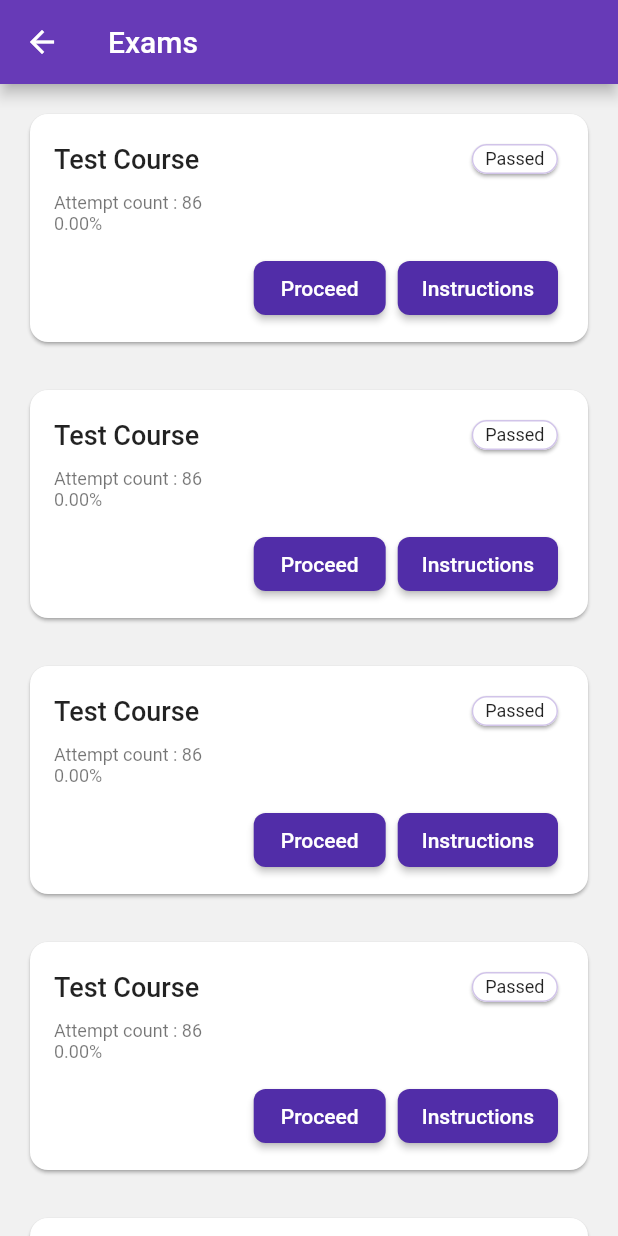
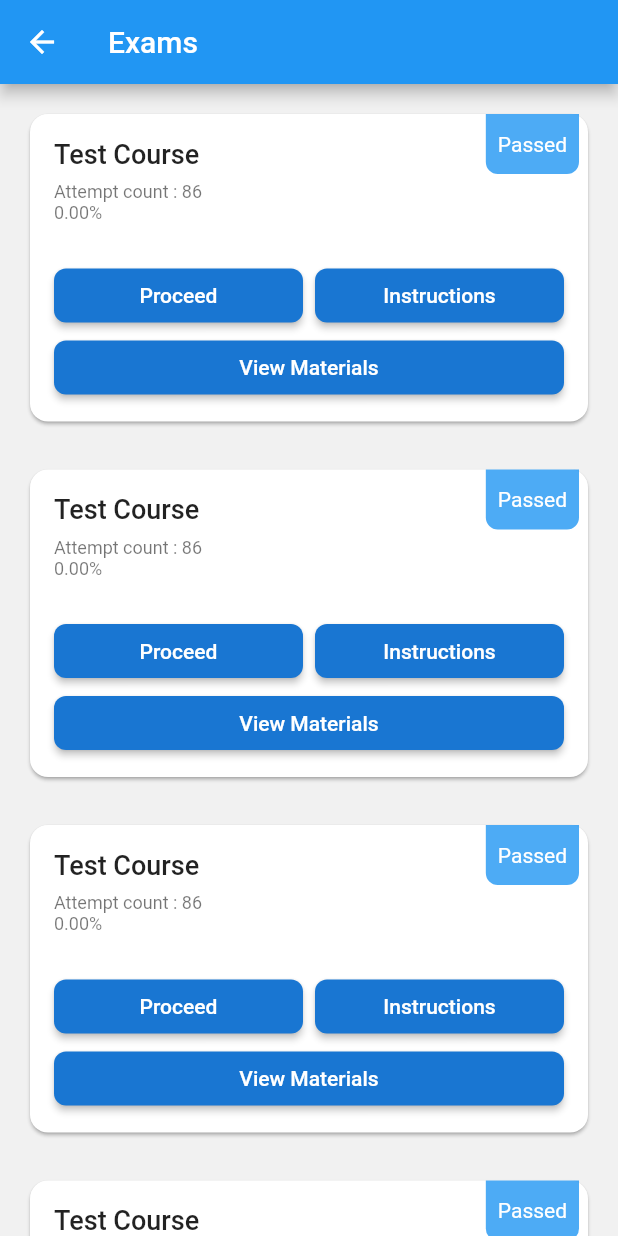
Before and after one commit to logblythe/hr_max, a Flutter app: the ExamsScreen screen opened by its route, on a phone screen of 412 x 824 dp. Run offline on Flutter 3.47's test engine with Material 2 defaults, Android fonts, the phone set to English and light mode, and no system bars; our stand-ins replace charts_flutter; missing offline and left inert: pdf_flutter.

```diff
--- a/lib/main.dart
+++ b/lib/main.dart
@@ -17,13 +17,13 @@ class MyApp extends StatelessWidget {
       providers: providers,
       child: MaterialApp(
         title: APP_TITLE,
-        theme: ThemeData(
+       /* theme: ThemeData(
           accentColor: Color(0xFF512DA8),
           primaryColorDark: Color(0xFF512DA8),
           primaryColorLight: Color(0xFFD1C4E9),
           primaryColor: Color(0xFF673AB7),
 //          accentColor: Color(0xFFE040FB),
-        ),
+        ),*/
         home: LoginScreen(),
         onGenerateRoute: (settings) => Router.generateRoute(settings),
         navigatorKey: navigatorKey,
--- a/lib/ui/screens/exam/widgets/exam_card.dart
+++ b/lib/ui/screens/exam/widgets/exam_card.dart
@@ -1,4 +1,5 @@
 import 'package:flutter/material.dart';
+import 'package:flutter/rendering.dart';
 import 'package:hrmax/core/constants/constants.dart';
 import 'package:hrmax/ui/widgets/button.dart';
 
@@ -6,12 +7,16 @@ class ExamCard extends StatelessWidget {
   final int index;
   final Function onProcess;
   final Function onInstructions;
+  final Function onViewMaterials;
 
-  ExamCard({this.index, this.onProcess,this.onInstructions});
+  ExamCard(
+      {this.index, this.onProcess, this.onInstructions, this.onViewMaterials});
 
   @override
   Widget build(BuildContext context) {
-    return Container(
+    return Stack(
+      children: <Widget>[
+        Container(
           margin: EdgeInsets.only(bottom: 8, left: 16, right: 16, top: 16),
           child: Card(
             shape: RoundedRectangleBorder(
@@ -30,61 +35,74 @@ class ExamCard extends StatelessWidget {
                       children: <Widget>[
                         Text(
                           "Test Course",
-                      style:
-                          TextStyle(fontSize: 18, fontWeight: FontWeight.w500),
+                          style: TextStyle(
+                              fontSize: 18, fontWeight: FontWeight.w500),
                         ),
-                    Card(
-                      shape: RoundedRectangleBorder(
-                        borderRadius: BorderRadius.circular(32),
-                      ),
-                      shadowColor: Colors.grey,
-                      child: Container(
-                        padding:
-                            EdgeInsets.symmetric(vertical: 2, horizontal: 8),
-                        decoration: BoxDecoration(
-                            border: Border.all(
-                                color: Theme.of(context).primaryColorLight),
-                            borderRadius: BorderRadius.circular(16)),
-                        child: Text(
-                          "Passed",
-                          style: TextStyle(fontSize: 12),
-                        ),
-                      ),
-                    )
                       ],
                     ),
                   ),
                   Text("Attempt count : 86 ",
                       style: Theme.of(context).textTheme.caption),
                   Text("0.00%", style: Theme.of(context).textTheme.caption),
-              Container(
-                margin: EdgeInsets.only(top: 12, bottom: 12),
-                child: Row(
-                  mainAxisAlignment: MainAxisAlignment.end,
+                  SizedBox(height: 24),
+                  Row(
+                    mainAxisAlignment: MainAxisAlignment.spaceEvenly,
                     children: <Widget>[
-                    Padding(
-                      padding: const EdgeInsets.symmetric(horizontal: 4),
+                      Flexible(
+                        flex:1,
+                        child: Container(
+                          width: double.infinity,
                           child: Button(
                             label: Proceed,
                             onPressed: onProcess,
                           ),
                         ),
-                    Padding(
-                      padding: const EdgeInsets.symmetric(
-                        horizontal: 4,
                       ),
+                      SizedBox(width: 8),
+                      Flexible(
+                        flex: 1,
+                        child: Container(
+                          width: double.infinity,
                           child: Button(
                             label: Instructions,
-                        onPressed:onInstructions,
+                            onPressed: onInstructions,
+                          ),
                         ),
                       )
                     ],
+                  ),
+                  Container(
+                    width: double.infinity,
+                    margin: EdgeInsets.only(bottom: 12),
+                    child: Button(
+                      label: VIEW_READING_MATERIALS,
+                      onPressed: onViewMaterials,
                     ),
                   )
                 ],
               ),
             ),
           ),
+        ),
+        Positioned(
+          right: 26,
+          top: 20,
+          child: Container(
+            padding: EdgeInsets.symmetric(vertical: 12, horizontal: 8),
+            decoration: BoxDecoration(
+                color: Theme.of(context).accentColor.withOpacity(0.8),
+                borderRadius: BorderRadius.only(
+                    bottomLeft: Radius.circular(8),
+                    bottomRight: Radius.circular(8))),
+            child: Text(
+              "Passed",
+              style: Theme.of(context).textTheme.bodyText2.copyWith(
+                    color: Colors.white,
+                  ),
+            ),
+          ),
+        )
+      ],
     );
   }
 }
--- a/lib/ui/widgets/question/multi_select_question.dart
+++ b/lib/ui/widgets/question/multi_select_question.dart
@@ -3,6 +3,7 @@ import 'package:hrmax/network/models/options.dart';
 import 'package:hrmax/network/models/question.dart';
 import 'package:hrmax/ui/screens/question/widgets/question_timer.dart';
 import 'package:hrmax/ui/shared/ui_helpers.dart';
+import 'package:hrmax/utils.dart';
 
 class MultiSelectQuestion extends StatefulWidget {
   final Question question;
@@ -47,7 +48,10 @@ class _MultiSelectQuestionState extends State<MultiSelectQuestion>
         } else {
           selectedAnswers[option.id] = false;
         }
-        if(widget.selectedOption.length==2){
+
+        List<int> correctAnswers = widget.question.correctAnswer;
+        List<int> answers = widget.selectedOption.map((e) => e.id).toList();
+        if (areListsEqual(correctAnswers,answers)) {
           setState(() {
             _correct=true;
           });
--- a/pubspec.yaml
+++ b/pubspec.yaml
@@ -19,6 +19,8 @@ dependencies:
   shared_preferences:
   provider:
   charts_flutter: ^0.9.0
+  pdf_flutter:
+
 
 
 
```
Also changed, not shown: lib/core/constants/constants.dart (+5 -4 lines), lib/ui/screens/exam/exams_screen.dart (+15 -3 lines), lib/ui/screens/exam/widgets/reading_material.dart (added, +26 -0 lines), lib/ui/screens/question/questions_screen.dart (+4 -4 lines), lib/ui/screens/question/widgets/reading_material_dialog.dart (added, +48 -0 lines), lib/ui/screens/result_screen.dart (+41 -2 lines), lib/ui/widgets/text_button.dart (added, +19 -0 lines), lib/utils.dart (added, +12 -0 lines), pubspec.lock. Lines whose indentation alone changed are shown as unchanged.
